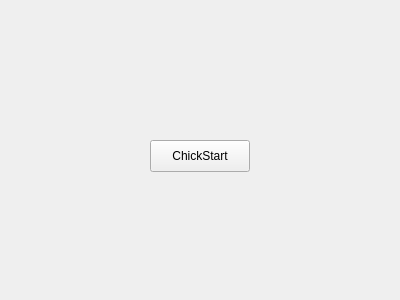
This is VSCproject/menu.ui in WenzeJin/VampireSurvivorsCopy as Qt 5 draws it before an edit. The edited form follows.
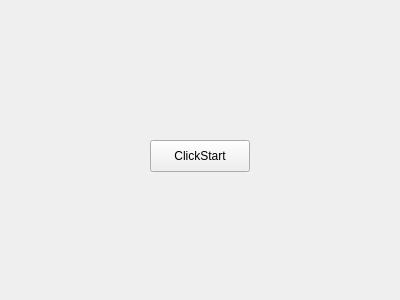
This is the edited form.

Patch:
```diff
--- a/VSCproject/menu.ui
+++ b/VSCproject/menu.ui
@@ -23,7 +23,7 @@
     </rect>
    </property>
    <property name="text">
-    <string>ChickStart</string>
+    <string>ClickStart</string>
    </property>
   </widget>
  </widget>
```
